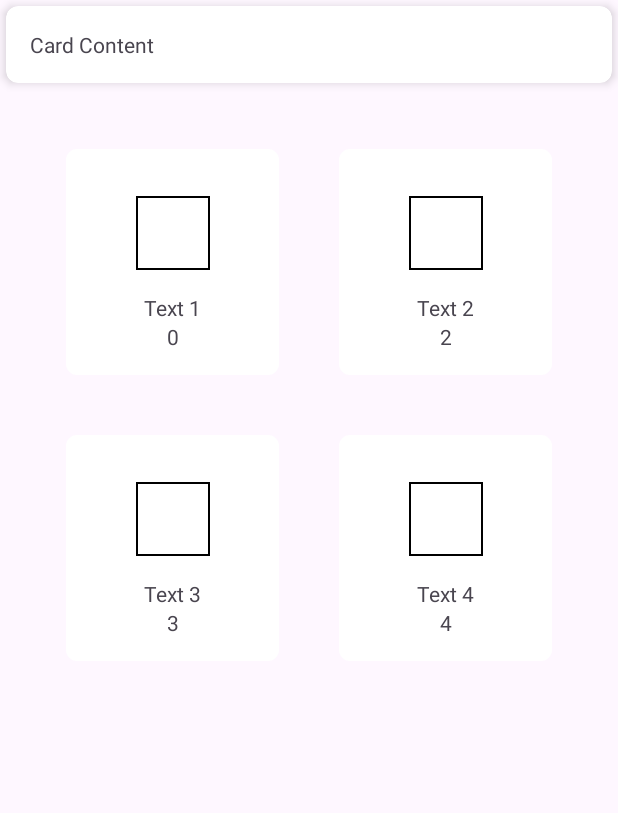
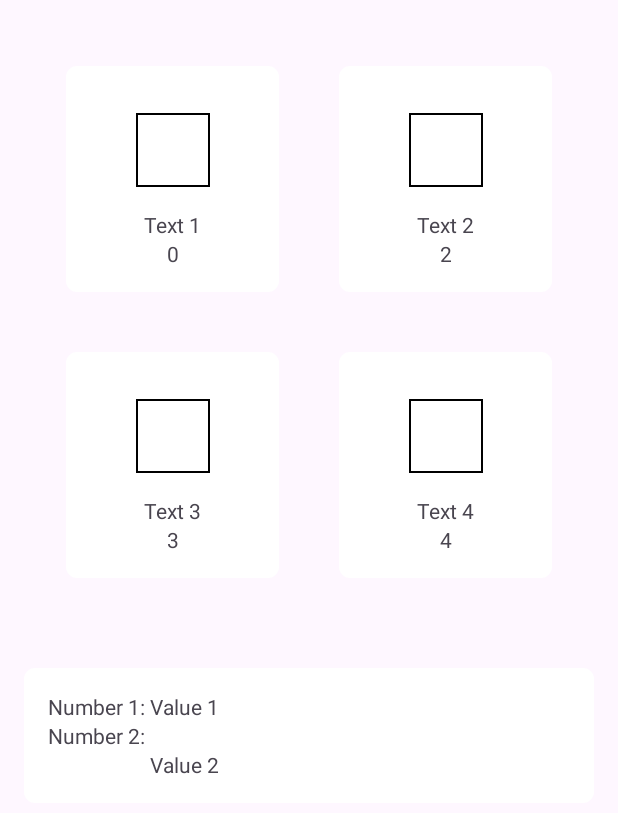
Before and after one commit to Fbin243/1food30s, an Android app: the AdminStatisticsActivity screen opened directly, with no data from a screen before it, on a phone screen of 412 x 824 dp. Shown: the top 813 px of the screen. Run offline under Robolectric (Android 15) with nearby library versions, the phone set to English and light mode, and no system bars; our stand-ins replace Firebase (no records; nobody signed in at launch, a user with empty details on screens opened directly).

Commit message:
[+] (Admin stat) Add content after grid

```diff
--- a/app/src/main/java/com/zebrand/app1food30s/ui/admin_statistics/AdminStatisticsActivity.kt
+++ b/app/src/main/java/com/zebrand/app1food30s/ui/admin_statistics/AdminStatisticsActivity.kt
@@ -2,6 +2,7 @@ package com.zebrand.app1food30s.ui.admin_statistics
 
 import android.os.Bundle
 import android.util.Log
+import android.widget.TextView
 import androidx.appcompat.app.AppCompatActivity
 import androidx.recyclerview.widget.GridLayoutManager
 import androidx.recyclerview.widget.LinearLayoutManager
@@ -33,19 +34,22 @@ class AdminStatisticsActivity : AppCompatActivity() {
                 )
             )
             myGridRecyclerView.adapter = myGridAdapter
+            val spanCount = 2 // Number of columns
+            myGridRecyclerView.layoutManager = GridLayoutManager(this@AdminStatisticsActivity, spanCount)
+            val spacing = 60 // Spacing in pixels
+            val includeEdge = true
+            myGridRecyclerView.addItemDecoration(GridSpacingItemDecoration(spanCount, spacing, includeEdge))
+            myGridRecyclerView.setHasFixedSize(true)
+            // Ensure the RecyclerView is updated
         }
 
-        // Define the layout as a GridLayoutManager with 2 columns
-        val spanCount = 2 // Number of columns
-        myGridRecyclerView.layoutManager = GridLayoutManager(this, spanCount)
-
-        // Add item decoration for spacing
-        val spacing = 60 // Spacing in pixels
-        val includeEdge = true
-        myGridRecyclerView.addItemDecoration(GridSpacingItemDecoration(spanCount, spacing, includeEdge))
-
-        // Improve performance by setting to a fixed size, as changes in content do not change the layout size
-        myGridRecyclerView.setHasFixedSize(true)
+//        // Example of dynamically updating the TextViews
+//        val textViewValue1: TextView = findViewById(R.id.textViewValue1)
+//        val textViewValue2: TextView = findViewById(R.id.textViewValue2)
+//
+//        // Set the text based on your data
+//        textViewValue1.text = "10" // Example value
+//        textViewValue2.text = "20" // Example value
     }
 }
 
--- a/app/src/main/res/drawable/item_border.xml
+++ b/app/src/main/res/drawable/item_border.xml
@@ -1,6 +1,5 @@
 <?xml version="1.0" encoding="utf-8"?>
 <shape xmlns:android="http://schemas.android.com/apk/res/android">
     <solid android:color="@android:color/white"/> <!-- Change the background color as needed -->
-<!--    <stroke android:width="1dp" android:color="#FF000000"/> -->
     <corners android:radius="7dp"/> <!-- Optionally set the corner radius -->
 </shape>
--- a/app/src/main/res/layout/activity_admin_statistics.xml
+++ b/app/src/main/res/layout/activity_admin_statistics.xml
@@ -1,35 +1,63 @@
 <?xml version="1.0" encoding="utf-8"?>
 <androidx.constraintlayout.widget.ConstraintLayout xmlns:android="http://schemas.android.com/apk/res/android"
     xmlns:app="http://schemas.android.com/apk/res-auto"
+    xmlns:tools="http://schemas.android.com/tools"
     android:layout_width="match_parent"
     android:layout_height="match_parent">
-
-    <androidx.cardview.widget.CardView
-        android:id="@+id/cardView"
-        android:layout_width="0dp"
-        android:layout_height="wrap_content"
-        android:layout_margin="4dp"
-        app:cardElevation="4dp"
-        app:cardCornerRadius="8dp"
-        app:layout_constraintStart_toStartOf="parent"
-        app:layout_constraintEnd_toEndOf="parent"
-        app:layout_constraintTop_toTopOf="parent">
-
-        <TextView
-            android:layout_width="wrap_content"
-            android:layout_height="wrap_content"
-            android:text="Card Content"
-            android:padding="16dp" />
-    </androidx.cardview.widget.CardView>
 
     <androidx.recyclerview.widget.RecyclerView
         android:id="@+id/my_grid_recycler_view"
         android:layout_width="0dp"
-        android:layout_height="0dp"
+        android:layout_height="wrap_content"
+        android:minHeight="200dp"
         android:padding="4dp"
         app:layout_constraintStart_toStartOf="parent"
         app:layout_constraintEnd_toEndOf="parent"
-        app:layout_constraintTop_toBottomOf="@id/cardView"
-        app:layout_constraintBottom_toBottomOf="parent" />
+        app:layout_constraintTop_toTopOf="parent" />
+
+    <androidx.constraintlayout.widget.ConstraintLayout
+        android:id="@+id/infoBox"
+        android:layout_width="0dp"
+        android:layout_height="wrap_content"
+        android:layout_margin="16dp"
+        android:padding="16dp"
+        android:background="@drawable/item_border"
+        app:layout_constraintTop_toBottomOf="@id/my_grid_recycler_view"
+        app:layout_constraintStart_toStartOf="parent"
+        app:layout_constraintEnd_toEndOf="parent">
+
+        <TextView
+            android:id="@+id/textViewNumber1"
+            android:layout_width="wrap_content"
+            android:layout_height="wrap_content"
+            android:text="Number 1: "
+            app:layout_constraintTop_toTopOf="parent"
+            app:layout_constraintStart_toStartOf="parent" />
+
+        <TextView
+            android:id="@+id/textViewValue1"
+            android:layout_width="wrap_content"
+            android:layout_height="wrap_content"
+            android:text="Value 1"
+            app:layout_constraintTop_toTopOf="parent"
+            app:layout_constraintStart_toEndOf="@id/textViewNumber1" />
+
+        <TextView
+            android:id="@+id/textViewNumber2"
+            android:layout_width="wrap_content"
+            android:layout_height="wrap_content"
+            android:text="Number 2: "
+            app:layout_constraintTop_toBottomOf="@id/textViewNumber1"
+            app:layout_constraintStart_toStartOf="parent" />
+
+        <TextView
+            android:id="@+id/textViewValue2"
+            android:layout_width="wrap_content"
+            android:layout_height="wrap_content"
+            android:text="Value 2"
+            app:layout_constraintTop_toBottomOf="@id/textViewNumber2"
+            app:layout_constraintStart_toEndOf="@id/textViewNumber2" />
+
+    </androidx.constraintlayout.widget.ConstraintLayout>
 
 </androidx.constraintlayout.widget.ConstraintLayout>
```
